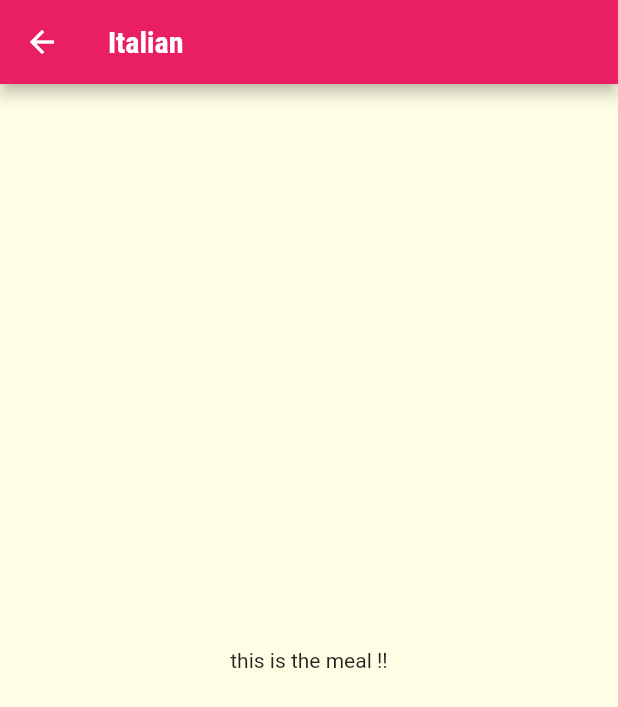
After one commit to RAHUL-DAS-P/meals_app, a Flutter app: the screen it shows after launch, after a tap on "Italian", on a phone screen of 412 x 824 dp. The commit adds this screen. Shown: the top 707 px of the screen. Run offline on Flutter 3.47's test engine with Material 2 defaults, Android fonts, the light colour scheme and no system bars.

Commit message:
passing data via constructor

```diff
--- a/lib/catagories_screen.dart
+++ b/lib/catagories_screen.dart
@@ -13,6 +13,7 @@ class CategoriesScreen extends StatelessWidget {
           .map((e) => CateGrid(
                 color: e.color,
                 title: e.title,
+                id: e.id,
               ))
           .toList(),
       gridDelegate: SliverGridDelegateWithMaxCrossAxisExtent(
--- a/lib/category_grid.dart
+++ b/lib/category_grid.dart
@@ -1,12 +1,32 @@
 import 'package:flutter/material.dart';
+import "category_meals_screen.dart";
 
 class CateGrid extends StatelessWidget {
   final String title;
   final Color color;
-  CateGrid({this.color, this.title});
+  final String id;
+
+  CateGrid({this.color, this.title, this.id});
+
+  void selectCar(BuildContext ctx) {
+    Navigator.of(ctx).push(
+      MaterialPageRoute(builder: (_) {
+        return Catmeals(
+          title: title,
+          color: color,
+          id: id,
+        );
+      }),
+    );
+  }
+
   @override
   Widget build(BuildContext context) {
-    return Container(
+    return InkWell(
+      onTap: () => selectCar(context),
+      borderRadius: BorderRadius.circular(15),
+      splashColor: Colors.amber,
+      child: Container(
         padding: EdgeInsets.all(20),
         child: Text(
           title,
@@ -20,6 +40,7 @@ class CateGrid extends StatelessWidget {
           ),
           borderRadius: BorderRadius.circular(15),
         ),
+      ),
     );
   }
 }
--- /dev/null
+++ b/lib/category_meals_screen.dart
@@ -0,0 +1,20 @@
+import 'package:flutter/material.dart';
+
+class Catmeals extends StatelessWidget {
+  final String title;
+  final Color color;
+  final String id;
+
+  Catmeals({this.title, this.color, this.id});
+  @override
+  Widget build(BuildContext context) {
+    return Scaffold(
+      appBar: AppBar(
+        title: Text(title),
+      ),
+      body: Center(
+        child: Text("this is the meal !!"),
+      ),
+    );
+  }
+}
```
Lines whose indentation alone changed are shown as unchanged.
